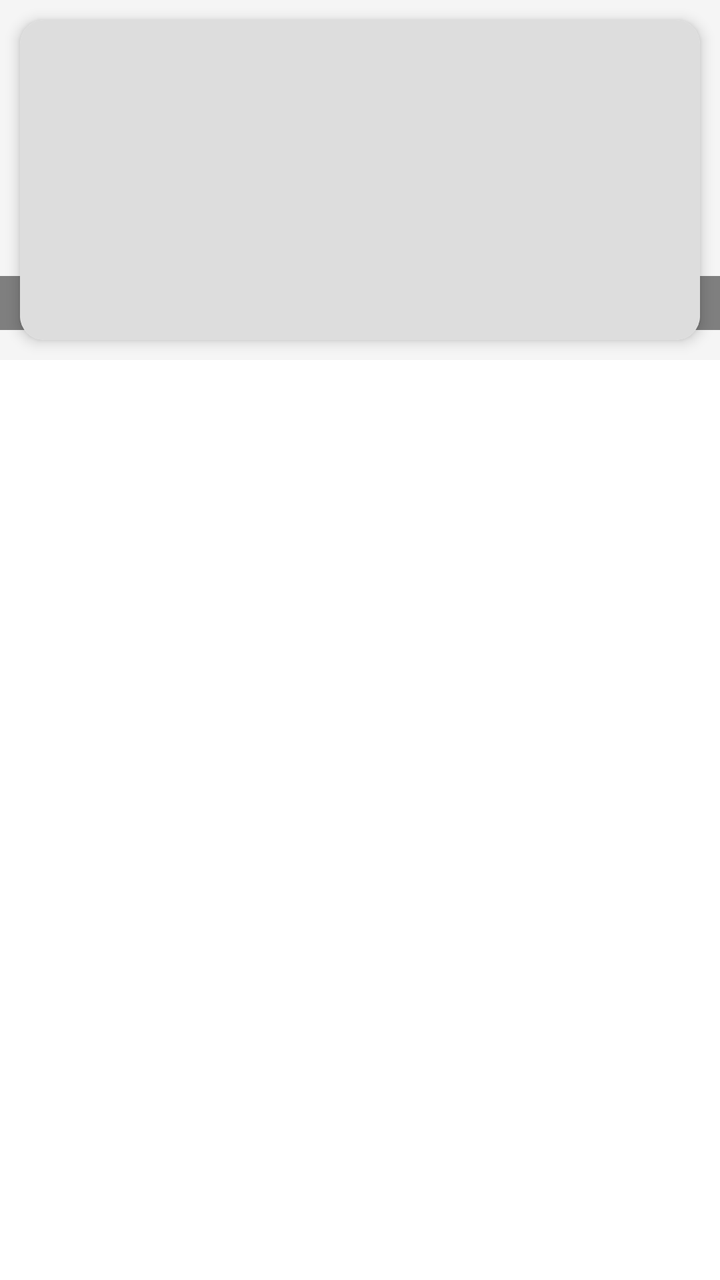
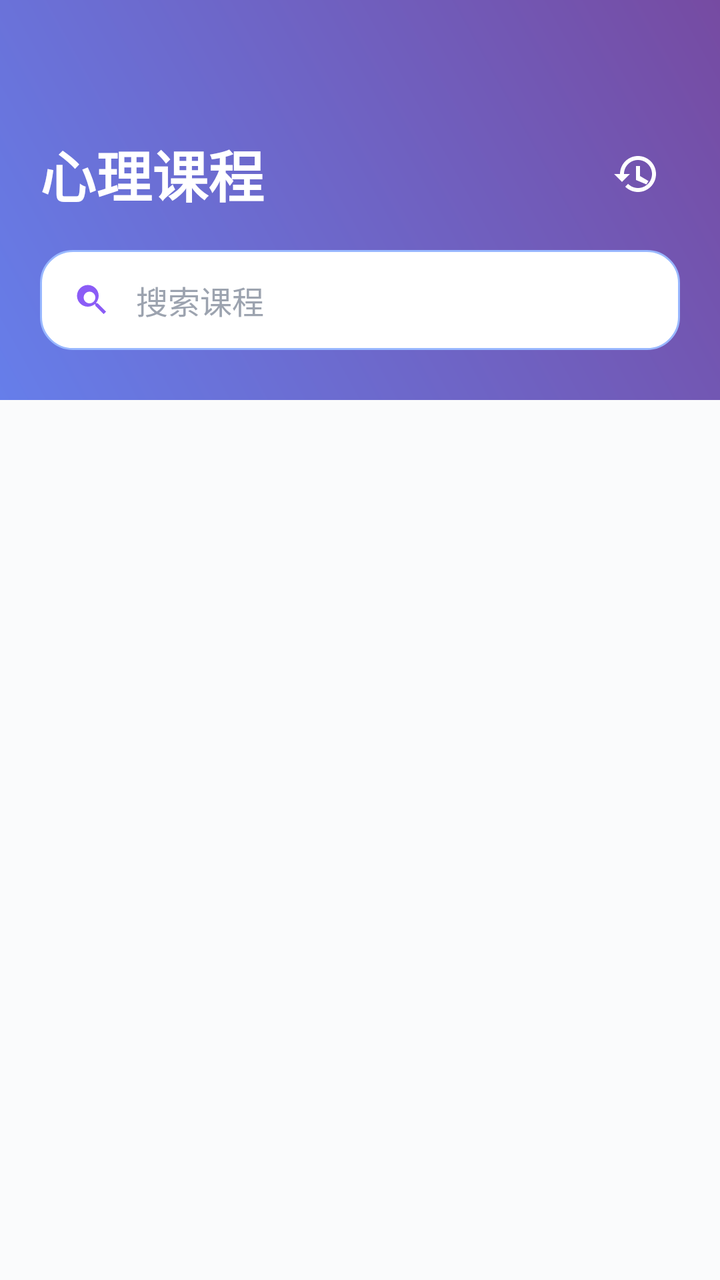

Before-and-after screenshots of an Android layout around one commit, followed by the original layout XML and the change that was made.
<!-- AndroidManifest.xml: application theme Theme.Xinqiao -->
<!-- res/layout/main_view_course.xml -->
<?xml version="1.0" encoding="utf-8"?>
<LinearLayout xmlns:android="http://schemas.android.com/apk/res/android"
    android:layout_width="match_parent"
    android:layout_height="match_parent"
    android:background="@android:color/white"
    android:orientation="vertical" >
    <include layout="@layout/main_adbanner" />
    
    
    <androidx.recyclerview.widget.RecyclerView
        android:id="@+id/rv_list"
        android:layout_width="match_parent"
        android:layout_height="0dp"
        android:layout_weight="1"
        android:scrollbars="none" />
</LinearLayout>
<!-- res/layout/main_adbanner.xml (included above) -->
<?xml version="1.0" encoding="utf-8"?>
<RelativeLayout xmlns:android="http://schemas.android.com/apk/res/android"
    xmlns:app="http://schemas.android.com/apk/res-auto"
    android:id="@+id/rl_adBanner"
    android:layout_width="match_parent"
    android:layout_height="180dp"
    android:background="#f5f5f5"
    android:orientation="vertical"
    android:layout_marginBottom="8dp">
    <androidx.cardview.widget.CardView
        android:layout_width="match_parent"
        android:layout_height="match_parent"
        android:layout_margin="10dp"
        app:cardCornerRadius="12dp"
        app:cardElevation="4dp">
        <androidx.viewpager.widget.ViewPager
            android:id="@+id/vp_advertBanner"
            android:layout_width="match_parent"
            android:layout_height="match_parent"
            android:background="@drawable/default_img"
            android:gravity="center" />
    </androidx.cardview.widget.CardView>
    <LinearLayout
        android:layout_width="match_parent"
        android:layout_height="wrap_content"
        android:layout_alignParentBottom="true"
        android:layout_marginBottom="15dp"
        android:background="@android:color/transparent">
        <com.example.xinqiao.view.ViewPagerIndicator
            android:id="@+id/vpi_advert_indicator"
            android:layout_width="0dp"
            android:layout_height="wrap_content"
            android:layout_gravity="center"
            android:layout_weight="1"
            android:gravity="center"
            android:padding="4dp" />
    </LinearLayout>
</RelativeLayout>
<!-- resources referenced by this layout -->
<resources>
  <!-- drawable default_img: png bitmap (drawable, 3239 bytes) -->
  <style name="Theme.Xinqiao" parent="Base.Theme.Xinqiao">
          <item name="android:navigationBarColor">@android:color/transparent</item>
          <item name="android:statusBarColor">@android:color/transparent</item>
          <item name="android:windowLightStatusBar">false</item>
          <item name="android:enforceStatusBarContrast">true</item>
      </style>
  <style name="Base.Theme.Xinqiao" parent="Theme.Material3.DayNight.NoActionBar">
          <item name="colorPrimary">@color/colorPrimary</item>
          <item name="colorOnPrimary">@color/colorOnPrimary</item>
          <item name="colorSecondary">@color/colorSecondary</item>
          <item name="colorOnSecondary">@color/colorOnSecondary</item>
          <item name="colorSurface">@color/colorSurface</item>
          <item name="colorOnSurface">@color/colorOnSurface</item>
          <item name="colorError">@color/colorError</item>
          <item name="colorOnError">@color/colorOnError</item>
      </style>
  <color name="colorPrimary">#667eea</color>
  <color name="colorOnPrimary">#FFFFFF</color>
  <color name="colorSecondary">#F8F9FA</color>
  <color name="colorOnSecondary">#333333</color>
  <color name="colorSurface">#FFFFFF</color>
  <color name="colorOnSurface">#333333</color>
  <color name="colorError">#B00020</color>
  <color name="colorOnError">#FFFFFF</color>
</resources>

<!-- the commit's change to res/layout/main_view_course.xml (unified diff, before → after) -->
@@ -2,9 +2,14 @@
 <LinearLayout xmlns:android="http://schemas.android.com/apk/res/android"
     android:layout_width="match_parent"
     android:layout_height="match_parent"
-    android:background="@android:color/white"
+    android:background="#F7F9FC"
     android:orientation="vertical" >
-    <include layout="@layout/main_adbanner" />
+    
+    
+    <include layout="@layout/course_header_exercise_style" />
+    
+    
+    <include layout="@layout/main_adbanner_exercise_style" />
     
     
     <androidx.recyclerview.widget.RecyclerView
@@ -14,35 +19,132 @@
         android:layout_weight="1"
         android:scrollbars="none" />
 </LinearLayout>
-<!-- res/layout/main_adbanner.xml (included above) -->
+<!-- res/layout/course_header_exercise_style.xml (included above) -->
+<?xml version="1.0" encoding="utf-8"?>
+<LinearLayout xmlns:android="http://schemas.android.com/apk/res/android"
+              xmlns:app="http://schemas.android.com/apk/res-auto"
+              android:layout_width="match_parent"
+              android:layout_height="match_parent"
+              android:background="#FAFBFC"
+              android:orientation="vertical">
+
+    <LinearLayout
+            android:layout_width="match_parent"
+            android:layout_height="200dp"
+            android:background="@drawable/bg_gradient_topbar"
+            android:gravity="center_vertical"
+            android:orientation="vertical"
+            android:paddingHorizontal="20dp"
+            android:paddingTop="40dp">
+
+        <LinearLayout
+                android:layout_width="match_parent"
+                android:layout_height="wrap_content"
+                android:gravity="center_vertical"
+                android:orientation="horizontal">
+
+            <TextView
+                    android:layout_width="0dp"
+                    android:layout_height="wrap_content"
+                    android:layout_weight="1"
+                    android:text="心理课程"
+                    android:textColor="#FFFFFF"
+                    android:textSize="28sp"
+                    android:textStyle="bold" />
+
+            <ImageView
+                    android:id="@+id/ll_play_history_custom"
+                    android:layout_width="44dp"
+                    android:layout_height="44dp"
+                    android:layout_marginLeft="12dp"
+                    android:padding="10dp"
+                    android:background="?attr/selectableItemBackgroundBorderless"
+                    android:tint="#FFFFFF"
+                    android:contentDescription="播放历史"
+                    android:src="@drawable/ic_history_blue" />
+        </LinearLayout>
+
+        <LinearLayout
+                android:id="@+id/ll_search_container"
+                android:layout_width="match_parent"
+                android:layout_height="50dp"
+                android:layout_marginTop="16dp"
+                android:background="@drawable/bg_searchbar_pill_default"
+                android:gravity="center_vertical"
+                android:orientation="horizontal"
+                android:paddingHorizontal="16dp"
+                android:clickable="true">
+
+            <ImageView
+                    android:layout_width="20dp"
+                    android:layout_height="20dp"
+                    android:src="@drawable/ic_search_blue"
+                    android:tint="#8B5CF6" />
+
+            <EditText
+                    android:id="@+id/et_search_top"
+                    android:layout_width="0dp"
+                    android:layout_height="match_parent"
+                    android:layout_weight="1"
+                    android:layout_marginStart="12dp"
+                    android:background="@android:color/transparent"
+                    android:hint="搜索课程"
+                    android:textColor="#9CA3AF"
+                    android:textColorHint="#9CA3AF"
+                    android:textSize="16sp"
+                    android:singleLine="true"
+                    android:focusable="false"
+                    android:clickable="false" />
+        </LinearLayout>
+    </LinearLayout>
+
+    <androidx.recyclerview.widget.RecyclerView
+            android:id="@+id/rv_list"
+            android:layout_width="match_parent"
+            android:layout_height="0dp"
+            android:layout_weight="1"
+            android:overScrollMode="never"
+            android:scrollbars="none" />
+
+</LinearLayout>
+<!-- res/layout/main_adbanner_exercise_style.xml (included above) -->
 <?xml version="1.0" encoding="utf-8"?>
 <RelativeLayout xmlns:android="http://schemas.android.com/apk/res/android"
     xmlns:app="http://schemas.android.com/apk/res-auto"
     android:id="@+id/rl_adBanner"
     android:layout_width="match_parent"
     android:layout_height="180dp"
-    android:background="#f5f5f5"
+    android:background="#F7F9FC"
     android:orientation="vertical"
-    android:layout_marginBottom="8dp">
+    android:layout_marginTop="8dp"
+    android:layout_marginBottom="12dp">
+    
     <androidx.cardview.widget.CardView
         android:layout_width="match_parent"
         android:layout_height="match_parent"
-        android:layout_margin="10dp"
-        app:cardCornerRadius="12dp"
-        app:cardElevation="4dp">
+        android:layout_marginStart="16dp"
+        android:layout_marginEnd="16dp"
+        android:layout_marginTop="8dp"
+        android:layout_marginBottom="8dp"
+        app:cardCornerRadius="20dp"
+        app:cardElevation="8dp">
+        
         <androidx.viewpager.widget.ViewPager
             android:id="@+id/vp_advertBanner"
             android:layout_width="match_parent"
             android:layout_height="match_parent"
-            android:background="@drawable/default_img"
+            android:background="@drawable/bg_gradient_purple"
             android:gravity="center" />
+            
     </androidx.cardview.widget.CardView>
+    
     <LinearLayout
         android:layout_width="match_parent"
         android:layout_height="wrap_content"
         android:layout_alignParentBottom="true"
-        android:layout_marginBottom="15dp"
+        android:layout_marginBottom="16dp"
         android:background="@android:color/transparent">
+        
         <com.example.xinqiao.view.ViewPagerIndicator
             android:id="@+id/vpi_advert_indicator"
             android:layout_width="0dp"
@@ -50,6 +152,8 @@
             android:layout_gravity="center"
             android:layout_weight="1"
             android:gravity="center"
-            android:padding="4dp" />
+            android:padding="6dp" />
+            
     </LinearLayout>
+    
 </RelativeLayout>
<!-- resource entries referenced after the edit -->
@@ -1,6 +1,56 @@
 <!-- resources referenced by this layout -->
 <resources>
-  <!-- drawable default_img: png bitmap (drawable, 3239 bytes) -->
+  <!-- drawable bg_gradient_purple (drawable) -->
+  <?xml version="1.0" encoding="utf-8"?>
+  <shape xmlns:android="http://schemas.android.com/apk/res/android"
+      android:shape="rectangle">
+      <gradient
+          android:angle="135"
+          android:startColor="#667eea"
+          android:endColor="#764ba2"
+          android:type="linear"/>
+      <corners android:radius="0dp"/>
+  </shape>
+  <!-- drawable bg_gradient_topbar (drawable) -->
+  <?xml version="1.0" encoding="utf-8"?>
+  <shape xmlns:android="http://schemas.android.com/apk/res/android">
+      <gradient
+          android:startColor="#667eea"
+          android:endColor="#764ba2"
+          android:angle="45"
+          android:type="linear" />
+  </shape>
+  <!-- drawable bg_searchbar_pill_default (drawable) -->
+  <?xml version="1.0" encoding="utf-8"?>
+  <shape xmlns:android="http://schemas.android.com/apk/res/android"
+      android:shape="rectangle">
+      <solid android:color="#FFFFFF"/>
+      <corners android:radius="16dp"/>
+      <stroke android:width="1dp" android:color="#99B8FF"/>
+      <padding android:left="8dp" android:top="8dp" android:right="8dp" android:bottom="8dp"/>
+  </shape>
+  <!-- drawable ic_history_blue (drawable) -->
+  <?xml version="1.0" encoding="utf-8"?>
+  <vector xmlns:android="http://schemas.android.com/apk/res/android"
+      android:width="24dp"
+      android:height="24dp"
+      android:viewportWidth="24"
+      android:viewportHeight="24">
+      <path
+          android:fillColor="#99B8FF"
+          android:pathData="M13,3c-4.97,0 -9,4.03 -9,9H1l3.89,3.89 0.07,0.14L9,12H6c0,-3.86 3.14,-7 7,-7s7,3.14 7,7 -3.14,7 -7,7c-1.93,0 -3.68,-0.78 -4.94,-2.06l-1.42,1.42C8.27,19.99 10.51,21 13,21c4.97,0 9,-4.03 9,-9s-4.03,-9 -9,-9zm-1,5h2v5l4.25,2.52 -1.02,1.68L12,15V8z"/>
+  </vector>
+  <!-- drawable ic_search_blue (drawable) -->
+  <?xml version="1.0" encoding="utf-8"?>
+  <vector xmlns:android="http://schemas.android.com/apk/res/android"
+      android:width="24dp"
+      android:height="24dp"
+      android:viewportWidth="24"
+      android:viewportHeight="24">
+      <path
+          android:fillColor="#99B8FF"
+          android:pathData="M15.5,14h-0.79l-0.28,-0.27c1.01,-1.18 1.57,-2.73 1.57,-4.23 0,-3.59 -2.91,-6.5 -6.5,-6.5 -3.59,0 -6.5,2.91 -6.5,6.5 0,3.59 2.91,6.5 6.5,6.5 1.5,0 3.05,-0.56 4.23,-1.57l0.27,0.28v0.79l5,4.99 1.49,-1.49 -4.99,-5zM10.5,14c-1.93,0 -3.5,-1.57 -3.5,-3.5 0,-1.93 1.57,-3.5 3.5,-3.5 1.93,0 3.5,1.57 3.5,3.5 0,1.93 -1.57,3.5 -3.5,3.5z"/>
+  </vector>
   <style name="Theme.Xinqiao" parent="Base.Theme.Xinqiao">
           <item name="android:navigationBarColor">@android:color/transparent</item>
           <item name="android:statusBarColor">@android:color/transparent</item>
